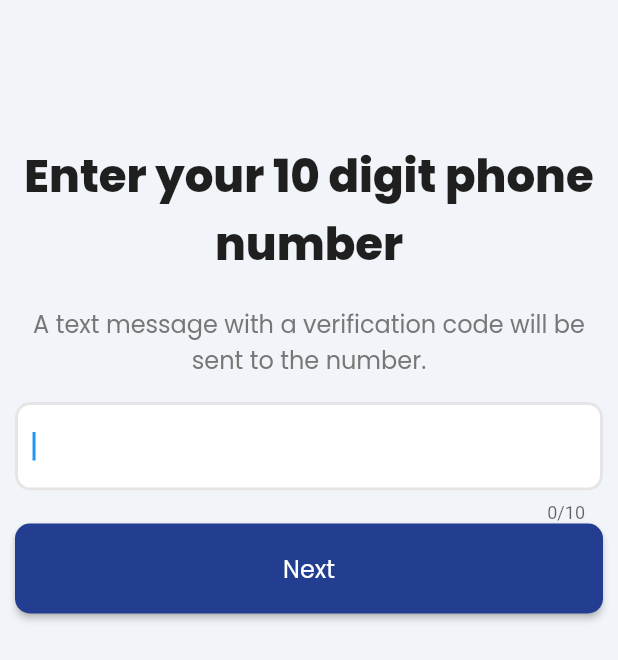
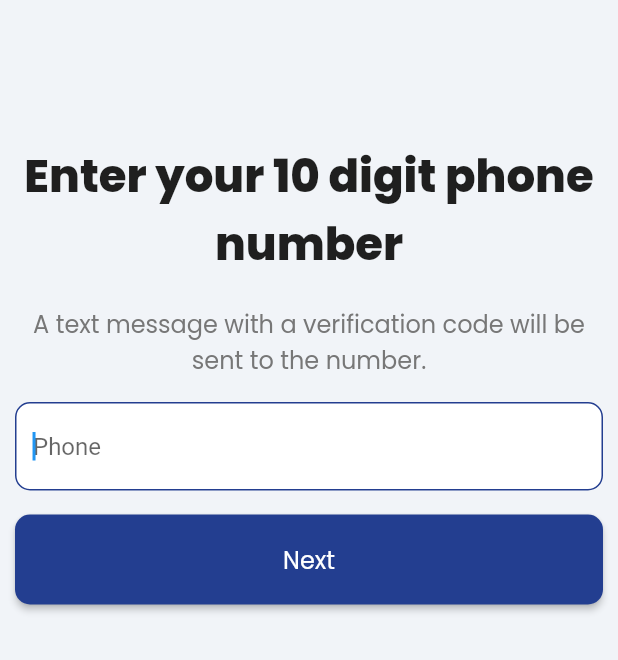
Before and after one commit to kvn-calvn/alvys_companion_app_test, a Flutter app: the screen it shows after launch, on a phone screen of 412 x 824 dp. Shown: the top 660 px of the screen. Run offline on Flutter 3.47's test engine with Material 2 defaults, Android fonts, the phone set to English and light mode, and no system bars; drawn by our look-alikes of reactive_forms; our stand-ins replace dio, flutter_riverpod, flutter_secure_storage, flutter_spinkit, freezed_annotation, go_router and 6 more; missing offline and left inert: pdf_viewer_plugin, simple_speed_dial; generated files the repository leaves out were written again.

Commit message:
textfield widget

```diff
--- /dev/null
+++ b/lib/src/common_widgets/textfield_input.dart
@@ -0,0 +1,58 @@
+import 'package:alvys3/src/constants/color.dart';
+import 'package:flutter/material.dart';
+
+class TextfieldInput extends StatelessWidget {
+  const TextfieldInput(
+      {Key? key,
+      required this.hint,
+      required this.textfieldController,
+      this.isDisabled = false,
+      this.isFocus = false,
+      required this.keyboardType})
+      : super(key: key);
+
+  final TextEditingController textfieldController;
+  final String hint;
+  final TextInputType keyboardType;
+  final bool isDisabled;
+  final bool isFocus;
+
+  @override
+  Widget build(BuildContext context) {
+    return TextField(
+      controller: textfieldController,
+      keyboardType: keyboardType,
+      autofocus: isFocus,
+      textInputAction: TextInputAction.next,
+      decoration: InputDecoration(
+        filled: true,
+        focusColor: ColorManager.primary,
+        enabledBorder: OutlineInputBorder(
+          borderRadius: const BorderRadius.all(
+            Radius.circular(10.0),
+          ),
+          borderSide: BorderSide(
+            color: ColorManager.lightgrey,
+            width: .5,
+          ),
+        ),
+        focusedBorder: OutlineInputBorder(
+          borderRadius: const BorderRadius.all(
+            Radius.circular(10.0),
+          ),
+          borderSide: BorderSide(
+            color: ColorManager.primary,
+          ),
+        ),
+        hintText: hint,
+        fillColor: ColorManager.white,
+      ),
+      onChanged: (str) {
+        // To Do
+      },
+      onSubmitted: (str) {
+        // To Do
+      },
+    );
+  }
+}
--- a/lib/src/features/authentication/presentation/sign_in_phonenumber/sign_in_page.dart
+++ b/lib/src/features/authentication/presentation/sign_in_phonenumber/sign_in_page.dart
@@ -1,4 +1,5 @@
 // ignore_for_file: unnecessary_string_escapes
+import 'package:alvys3/src/common_widgets/textfield_input.dart';
 import 'package:alvys3/src/features/authentication/domain/models/phonenumber/phonenumber.dart';
 import 'package:alvys3/src/routing/routes.dart';
 import 'package:go_router/go_router.dart';
@@ -20,6 +21,7 @@ class SignInPage extends StatefulWidget {
 
 class _SignInPageState extends State<SignInPage> with InputValidationMixin {
   final scaffoldKey = GlobalKey<ScaffoldState>();
+  final TextEditingController phoneNumber = TextEditingController();
 
   final formGlobalKey = GlobalKey<FormState>();
 
@@ -63,7 +65,24 @@ class _SignInPageState extends State<SignInPage> with InputValidationMixin {
                 const SizedBox(
                   height: 16,
                 ),
-                Consumer(
+                TextfieldInput(
+                    hint: "Phone",
+                    textfieldController: phoneNumber,
+                    isFocus: true,
+                    keyboardType: TextInputType.number),
+                const SizedBox(
+                  height: 16,
+                ),
+                ButtonStyle1(
+                    title: "Next",
+                    isLoading: false,
+                    isDisable: false,
+                    onPressAction: () {
+                      context.pushNamed(
+                        'Verify',
+                      );
+                    }),
+                /*Consumer(
                   builder: ((context, ref, _) {
                     final state = ref.watch(signInPageControllerProvider);
                     final isloading = state is AsyncLoading;
@@ -142,6 +161,7 @@ class _SignInPageState extends State<SignInPage> with InputValidationMixin {
                         ));
                   }),
                 ),
+              */
               ],
             ),
           ),
```
